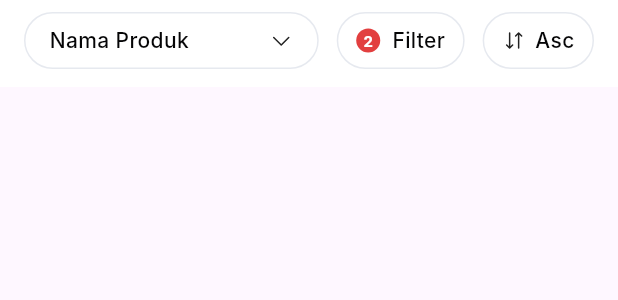
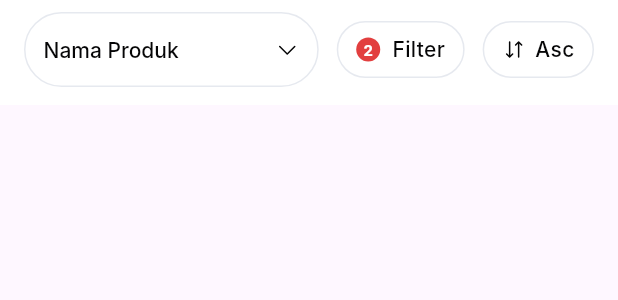
Before and after one commit to Etrama22/flutter_fullstack_test, a Flutter app: the ProductFilterBar widget shown alone on an empty page, opened directly, on a phone screen of 412 x 824 dp. Shown: the top 300 px of the screen. Run offline on Flutter 3.47's test engine with Material 3 defaults, Android fonts, the light colour scheme and no system bars; our stand-ins replace carousel_slider, phosphor_flutter; network calls fail; Roboto replaces fonts that are missing (Inter).

Commit message:
update widget filter

```diff
--- a/lib/pages/admin/admin_user_list_page.dart
+++ b/lib/pages/admin/admin_user_list_page.dart
@@ -1,7 +1,7 @@
 import 'package:flutter/material.dart';
 import 'package:phosphor_flutter/phosphor_flutter.dart';
 import 'package:project_fullstack/routes/app_routes.dart';
-import 'package:project_fullstack/widgets/admin/user_filter_bar.dart';
+import 'package:project_fullstack/widgets/filter/widget_filter_bar_v1.dart';
 import 'package:project_fullstack/widgets/admin/user_item_card.dart';
 
 class AdminUserListPage extends StatelessWidget {
@@ -43,7 +43,7 @@ class AdminUserListPage extends StatelessWidget {
       ),
       body: Column(
         children: [
-          const UserFilterBar(),
+          const WidgetFilterBar(),
           Expanded(
             child: ListView.separated(
               itemCount: users.length,
--- a/lib/pages/users/user_product_list_page.dart
+++ b/lib/pages/users/user_product_list_page.dart
@@ -1,6 +1,6 @@
 import 'package:flutter/material.dart';
 import 'package:phosphor_flutter/phosphor_flutter.dart';
-import 'package:project_fullstack/widgets/admin/product_filter_bar.dart';
+import 'package:project_fullstack/widgets/filter/widget_filter_bar_v2.dart';
 import 'package:project_fullstack/widgets/users/all_product.dart';
 import 'package:project_fullstack/widgets/widget_app_bar.dart';
 
--- a/lib/widgets/admin/product_filter_bar.dart
+++ /dev/null
@@ -1,121 +0,0 @@
-import 'package:flutter/material.dart';
-import 'package:phosphor_flutter/phosphor_flutter.dart';
-
-class ProductFilterBar extends StatelessWidget {
-  const ProductFilterBar({super.key});
-
-  @override
-  Widget build(BuildContext context) {
-    return Container(
-      width: double.infinity,
-      padding: const EdgeInsets.only(top: 8, left: 16, right: 16, bottom: 12),
-      decoration: const BoxDecoration(color: Colors.white), // Neutral-50
-      child: Row(
-        mainAxisAlignment: MainAxisAlignment.start,
-        crossAxisAlignment: CrossAxisAlignment.center,
-        children: [
-          Expanded(
-            child: Container(
-              padding: const EdgeInsets.symmetric(horizontal: 16, vertical: 8),
-              decoration: ShapeDecoration(
-                shape: RoundedRectangleBorder(
-                  side: const BorderSide(width: 1, color: Color(0xFFE6E9EF)),
-                  borderRadius: BorderRadius.circular(99),
-                ),
-              ),
-              child: Row(
-                mainAxisAlignment: MainAxisAlignment.spaceBetween,
-                children: [
-                  const Text(
-                    'Nama Produk',
-                    style: TextStyle(
-                      color: Color(0xFF050506),
-                      fontSize: 14,
-                      fontFamily: 'Inter',
-                      fontWeight: FontWeight.w500,
-                      height: 1.40,
-                    ),
-                  ),
-                  Icon(PhosphorIconsRegular.caretDown, size: 16),
-                ],
-              ),
-            ),
-          ),
-          const SizedBox(width: 12),
-
-          Container(
-            padding: const EdgeInsets.symmetric(horizontal: 12, vertical: 8),
-            decoration: ShapeDecoration(
-              shape: RoundedRectangleBorder(
-                side: const BorderSide(width: 1, color: Color(0xFFE6E9EF)),
-                borderRadius: BorderRadius.circular(99),
-              ),
-            ),
-            child: Row(
-              children: [
-                // Red badge
-                Container(
-                  width: 16,
-                  height: 16,
-                  alignment: Alignment.center,
-                  decoration: BoxDecoration(
-                    color: const Color(0xFFE23F3F),
-                    borderRadius: BorderRadius.circular(99),
-                  ),
-                  child: const Text(
-                    '2',
-                    style: TextStyle(
-                      color: Colors.white,
-                      fontSize: 10,
-                      fontFamily: 'Inter',
-                      fontWeight: FontWeight.w700,
-                      height: 1.0,
-                    ),
-                  ),
-                ),
-                const SizedBox(width: 8),
-                const Text(
-                  'Filter',
-                  style: TextStyle(
-                    color: Color(0xFF050506),
-                    fontSize: 14,
-                    fontFamily: 'Inter',
-                    fontWeight: FontWeight.w500,
-                    height: 1.40,
-                  ),
-                ),
-              ],
-            ),
-          ),
-          const SizedBox(width: 12),
-
-          Container(
-            padding: const EdgeInsets.symmetric(horizontal: 12, vertical: 8),
-            decoration: ShapeDecoration(
-              shape: RoundedRectangleBorder(
-                side: const BorderSide(width: 1, color: Color(0xFFE6E9EF)),
-                borderRadius: BorderRadius.circular(99),
-              ),
-            ),
-            child: Row(
-              children: [
-                Icon(PhosphorIconsRegular.arrowsDownUp, size: 16),
-                const SizedBox(width: 6),
-                const Text(
-                  'Asc',
-                  style: TextStyle(
-                    color: Color(0xFF050506),
-                    fontSize: 14,
-                    fontFamily: 'Inter',
-                    fontWeight: FontWeight.w500,
-                    height: 1.40,
-                  ),
-                ),
-              ],
-            ),
-          ),
-        ],
-      ),
-    );
-  }
-}
--- /dev/null
+++ b/lib/widgets/filter/widget_filter_bar_v2.dart
@@ -0,0 +1,168 @@
+import 'package:flutter/material.dart';
+import 'package:phosphor_flutter/phosphor_flutter.dart';
+
+class ProductFilterBar extends StatefulWidget {
+  const ProductFilterBar({super.key});
+
+  @override
+  State<ProductFilterBar> createState() => _ProductFilterBarState();
+}
+
+class _ProductFilterBarState extends State<ProductFilterBar> {
+  String selectedFilter = 'Nama Produk';
+  String sortOrder = 'Asc';
+  int activeFilters = 2; // contoh badge merah
+
+  final List<String> filters = [
+    'Nama Produk',
+    'Harga Produk',
+    'Kategori',
+    'Status',
+  ];
+
+  void toggleSortOrder() {
+    setState(() {
+      sortOrder = sortOrder == 'Asc' ? 'Desc' : 'Asc';
+    });
+  }
+
+  @override
+  Widget build(BuildContext context) {
+    return Container(
+      width: double.infinity,
+      padding: const EdgeInsets.only(top: 8, left: 16, right: 16, bottom: 12),
+      color: Colors.white,
+      child: Row(
+        children: [
+          // Dropdown Filter
+          Expanded(
+            child: Container(
+              padding: const EdgeInsets.symmetric(horizontal: 12),
+              decoration: ShapeDecoration(
+                shape: RoundedRectangleBorder(
+                  side: const BorderSide(width: 1, color: Color(0xFFE6E9EF)),
+                  borderRadius: BorderRadius.circular(99),
+                ),
+              ),
+              child: DropdownButtonHideUnderline(
+                child: DropdownButton<String>(
+                  value: selectedFilter,
+                  icon: Icon(
+                    PhosphorIconsRegular.caretDown,
+                    size: 16,
+                    color: const Color(0xFF050506),
+                  ),
+                  style: const TextStyle(
+                    color: Color(0xFF050506),
+                    fontSize: 14,
+                    fontFamily: 'Inter',
+                    fontWeight: FontWeight.w500,
+                  ),
+                  onChanged: (String? newValue) {
+                    setState(() {
+                      selectedFilter = newValue!;
+                    });
+                  },
+                  items: filters.map((String value) {
+                    return DropdownMenuItem<String>(
+                      value: value,
+                      child: Text(value),
+                    );
+                  }).toList(),
+                ),
+              ),
+            ),
+          ),
+          const SizedBox(width: 12),
+
+          // Filter Button
+          GestureDetector(
+            onTap: () {
+              // bisa buka modal filter di sini
+            },
+            child: Container(
+              padding: const EdgeInsets.symmetric(horizontal: 12, vertical: 8),
+              decoration: ShapeDecoration(
+                shape: RoundedRectangleBorder(
+                  side: const BorderSide(width: 1, color: Color(0xFFE6E9EF)),
+                  borderRadius: BorderRadius.circular(99),
+                ),
+              ),
+              child: Row(
+                children: [
+                  // Red badge
+                  if (activeFilters > 0)
+                    Container(
+                      width: 16,
+                      height: 16,
+                      alignment: Alignment.center,
+                      decoration: BoxDecoration(
+                        color: const Color(0xFFE23F3F),
+                        borderRadius: BorderRadius.circular(99),
+                      ),
+                      child: Text(
+                        activeFilters.toString(),
+                        style: const TextStyle(
+                          color: Colors.white,
+                          fontSize: 10,
+                          fontFamily: 'Inter',
+                          fontWeight: FontWeight.w700,
+                          height: 1.0,
+                        ),
+                      ),
+                    ),
+                  const SizedBox(width: 8),
+                  const Text(
+                    'Filter',
+                    style: TextStyle(
+                      color: Color(0xFF050506),
+                      fontSize: 14,
+                      fontFamily: 'Inter',
+                      fontWeight: FontWeight.w500,
+                      height: 1.4,
+                    ),
+                  ),
+                ],
+              ),
+            ),
+          ),
+          const SizedBox(width: 12),
+
+          // Sort Toggle
+          GestureDetector(
+            onTap: toggleSortOrder,
+            child: Container(
+              padding: const EdgeInsets.symmetric(horizontal: 12, vertical: 8),
+              decoration: ShapeDecoration(
+                shape: RoundedRectangleBorder(
+                  side: const BorderSide(width: 1, color: Color(0xFFE6E9EF)),
+                  borderRadius: BorderRadius.circular(99),
+                ),
+              ),
+              child: Row(
+                children: [
+                  Icon(
+                    PhosphorIconsRegular.arrowsDownUp,
+                    size: 16,
+                    color: const Color(0xFF050506),
+                  ),
+                  const SizedBox(width: 6),
+                  Text(
+                    sortOrder,
+                    style: const TextStyle(
+                      color: Color(0xFF050506),
+                      fontSize: 14,
+                      fontFamily: 'Inter',
+                      fontWeight: FontWeight.w500,
+                      height: 1.4,
+                    ),
+                  ),
+                ],
+              ),
+            ),
+          ),
+        ],
+      ),
+    );
+  }
+}
--- a/lib/widgets/admin/add_product_fab.dart
+++ b/lib/widgets/widget_floating_button.dart
@@ -1,9 +1,9 @@
 import 'package:flutter/material.dart';
 import 'package:phosphor_flutter/phosphor_flutter.dart';
-import '../../pages/admin/admin_product_add_page.dart'; // pastiin path ini bener
+import 'package:project_fullstack/pages/admin/admin_product_add_page.dart';
 
-class AddProductFab extends StatelessWidget {
-  const AddProductFab({super.key});
+class WidgetFloatingButton extends StatelessWidget {
+  const WidgetFloatingButton({super.key});
 
   @override
   Widget build(BuildContext context) {
```
Also changed, not shown: lib/pages/admin/admin_product_list_page.dart (+4 -3 lines), lib/widgets/admin/user_filter_bar.dart (deleted, +0 -92 lines), lib/widgets/filter/widget_filter_bar_v1.dart (added, +115 -0 lines).
